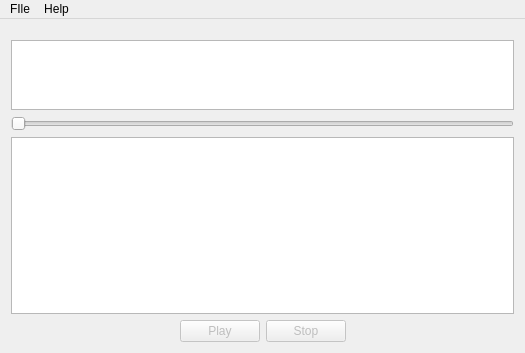
Old version of the form ui/passerine.ui in the repository BojanV03/RS14-passerine.
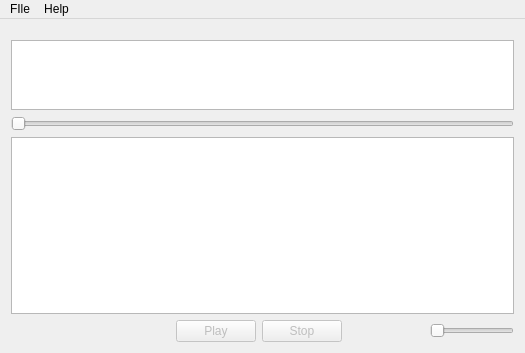
New version of the form.

What changed in the file:
```diff
--- a/ui/passerine.ui
+++ b/ui/passerine.ui
@@ -96,6 +96,19 @@
         </property>
        </spacer>
       </item>
+      <item>
+       <spacer name="horizontalSpacer_3">
+        <property name="orientation">
+         <enum>Qt::Horizontal</enum>
+        </property>
+        <property name="sizeHint" stdset="0">
+         <size>
+          <width>40</width>
+          <height>20</height>
+         </size>
+        </property>
+       </spacer>
+      </item>
       <item>
        <widget class="QPushButton" name="playPauseButton">
         <property name="enabled">
@@ -138,6 +151,16 @@
         </property>
        </spacer>
       </item>
+      <item>
+       <widget class="QSlider" name="volumeSlider">
+        <property name="maximum">
+         <number>127</number>
+        </property>
+        <property name="orientation">
+         <enum>Qt::Horizontal</enum>
+        </property>
+       </widget>
+      </item>
      </layout>
     </item>
    </layout>
```
Left out of the diff: 2 changed lines with no effect on the pictures.
